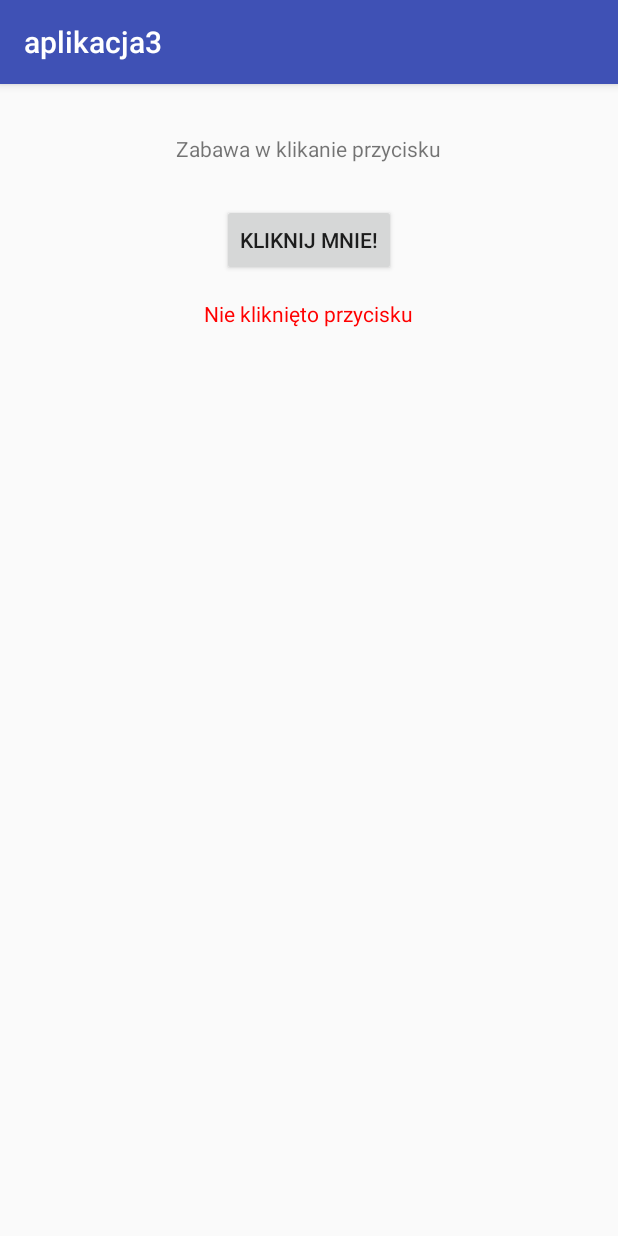
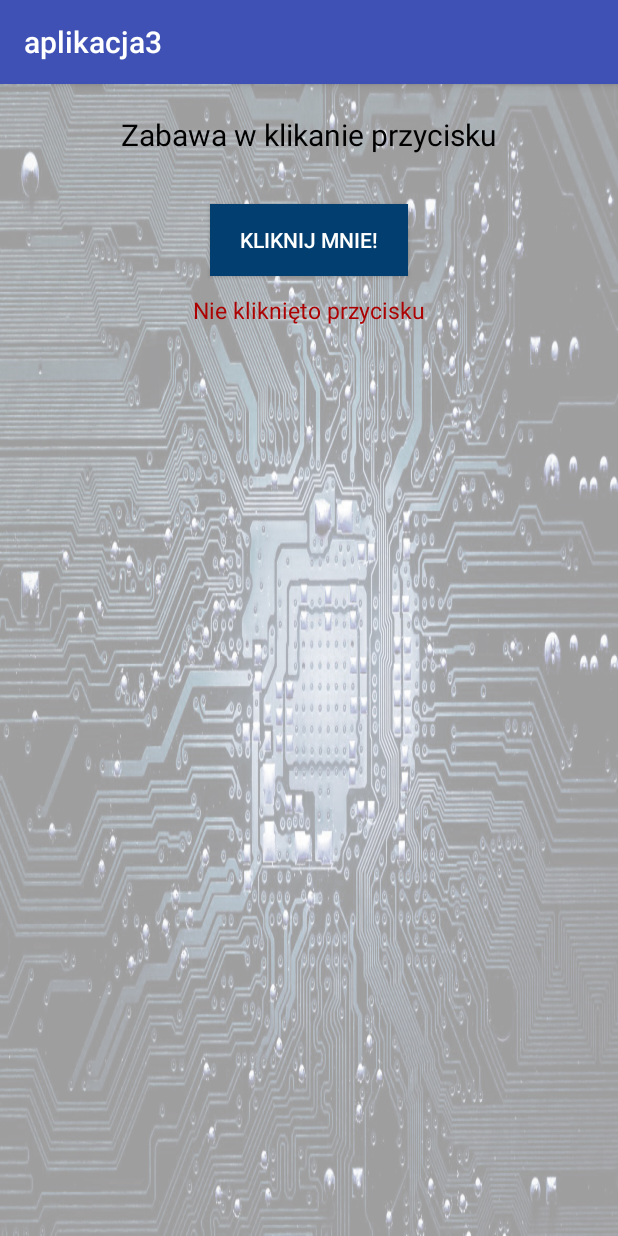
Before and after one commit to evaparadajka/app_android, an Android app: the screen it shows after launch (MainActivity), on a phone screen of 412 x 824 dp. Run offline under Robolectric (Android 15) with nearby library versions, the phone set to English and light mode, and no system bars.

Commit message:
styles and background

```diff
--- a/app/src/main/java/com/ewakesy/aplikacja3/MainActivity.java
+++ b/app/src/main/java/com/ewakesy/aplikacja3/MainActivity.java
@@ -19,7 +19,7 @@ public class MainActivity extends AppCompatActivity {
     public void OnButton1Click(View v){
         Toast.makeText(getApplicationContext(), getString(R.string.button_say), Toast.LENGTH_SHORT).show();
         btn_cnt = btn_cnt + 1;
-        text1.setTextColor(Color.GREEN);
+        text1.setTextColor(getColor(R.color.good));
         text1.setText(getString(R.string.after_action)+btn_cnt);
     }
 
@@ -29,6 +29,5 @@ public class MainActivity extends AppCompatActivity {
         setContentView(R.layout.activity_main);
         button1 = (Button) findViewById(R.id.button1);
         text1 = (TextView) findViewById(R.id.textView1);
-        text1.setTextColor(Color.RED);
     }
 }
--- a/app/src/main/res/layout/activity_main.xml
+++ b/app/src/main/res/layout/activity_main.xml
@@ -4,42 +4,27 @@
     xmlns:tools="http://schemas.android.com/tools"
     android:layout_width="match_parent"
     android:layout_height="match_parent"
+    android:background="@drawable/tlo"
     tools:context=".MainActivity">
 
     <TextView
-        android:layout_width="wrap_content"
-        android:layout_height="wrap_content"
-        android:layout_alignParentTop="true"
-        android:layout_centerHorizontal="true"
-        android:layout_marginTop="33dp"
-        android:text="@string/title"
-        app:layout_constraintBottom_toBottomOf="parent"
-        app:layout_constraintLeft_toLeftOf="parent"
-        app:layout_constraintRight_toRightOf="parent"
-        app:layout_constraintTop_toTopOf="parent" />
+        style="@style/title"
+        android:layout_marginTop="20dp"
+        android:text="@string/title" />
 
     <Button
         android:id="@+id/button1"
-        android:layout_width="wrap_content"
-        android:layout_height="wrap_content"
-        android:layout_alignParentTop="true"
-        android:layout_centerHorizontal="true"
+        style="@style/button"
         android:layout_marginTop="80dp"
-        android:text="@string/button1"
-        tools:layout_editor_absoluteX="42dp"
-        tools:layout_editor_absoluteY="33dp"
-        android:onClick="OnButton1Click"/>
+        android:onClick="OnButton1Click"
+        android:text="@string/button1" />
 
     <TextView
         android:id="@+id/textView1"
-        android:layout_width="wrap_content"
-        android:layout_height="wrap_content"
-        android:layout_alignParentTop="true"
-        android:layout_centerHorizontal="true"
-        android:layout_marginTop="143dp"
+        style="@style/caption"
+        android:layout_marginTop="140dp"
         android:text="@string/before_action"
-        tools:layout_editor_absoluteX="42dp"
-        tools:layout_editor_absoluteY="115dp" />
+        android:textColor="@color/bad" />
 
     <android.support.constraint.Guideline
         android:id="@+id/guideline"
--- a/app/src/main/res/values/colors.xml
+++ b/app/src/main/res/values/colors.xml
@@ -3,4 +3,14 @@
     <color name="colorPrimary">#3F51B5</color>
     <color name="colorPrimaryDark">#303F9F</color>
     <color name="colorAccent">#FF4081</color>
+
+    <color name="background_light">#E0F1FF</color>
+    <color name="background_stong">#919EA6</color>
+
+    <color name="buttons">#023F70</color>
+    <color name="buttons_texts">#FFFFFF</color>
+    <color name="texts">#000000</color>
+
+    <color name="bad">#AD0000</color>
+    <color name="good">#184F00</color>
 </resources>
--- a/app/src/main/res/values/styles.xml
+++ b/app/src/main/res/values/styles.xml
@@ -8,4 +8,36 @@
         <item name="colorAccent">@color/colorAccent</item>
     </style>
 
+    <style name="button">
+        <item name="android:layout_width">wrap_content</item>
+        <item name="android:layout_height">wrap_content</item>
+        <item name="android:layout_alignParentTop">true</item>
+        <item name="android:layout_centerHorizontal">true</item>
+        <item name="android:paddingLeft">20dp</item>
+        <item name="android:paddingRight">20dp</item>
+        <item name="android:textColor">@color/buttons_texts</item>
+        <item name="android:background">@color/buttons</item>
+    </style>
+
+    <style name="title">
+        <item name="android:layout_width">wrap_content</item>
+        <item name="android:layout_height">wrap_content</item>
+        <item name="android:layout_alignParentTop">true</item>
+        <item name="android:layout_centerHorizontal">true</item>
+        <item name="android:paddingLeft">20dp</item>
+        <item name="android:paddingRight">20dp</item>
+        <item name="android:textSize">20dp</item>
+        <item name="android:textColor">@color/texts</item>
+    </style>
+
+    <style name="caption">
+        <item name="android:layout_width">wrap_content</item>
+        <item name="android:layout_height">wrap_content</item>
+        <item name="android:layout_alignParentTop">true</item>
+        <item name="android:layout_centerHorizontal">true</item>
+        <item name="android:paddingLeft">10dp</item>
+        <item name="android:paddingRight">10dp</item>
+        <item name="android:textSize">15dp</item>
+        <item name="android:textColor">@color/texts</item>
+    </style>
 </resources>
```
Also changed, not shown: app/src/main/res/drawable/icon.jpg (added), app/src/main/res/drawable/tlo.jpg (added).
